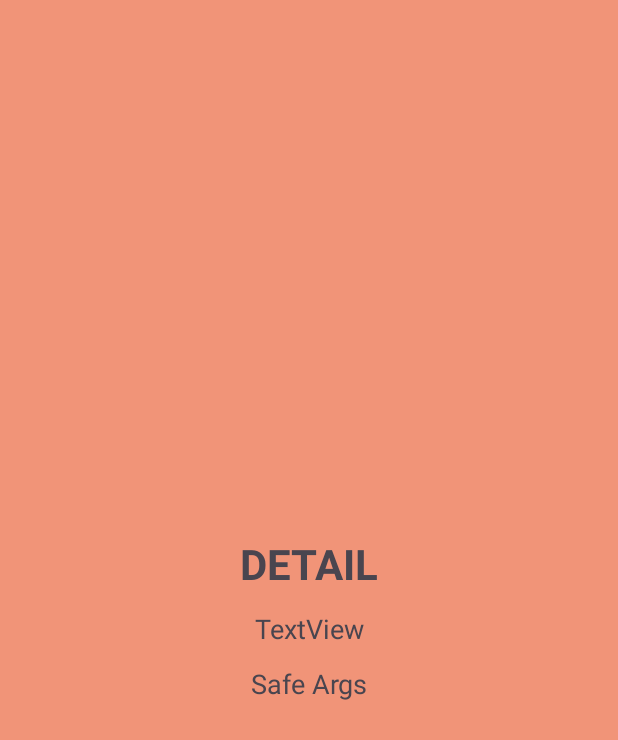
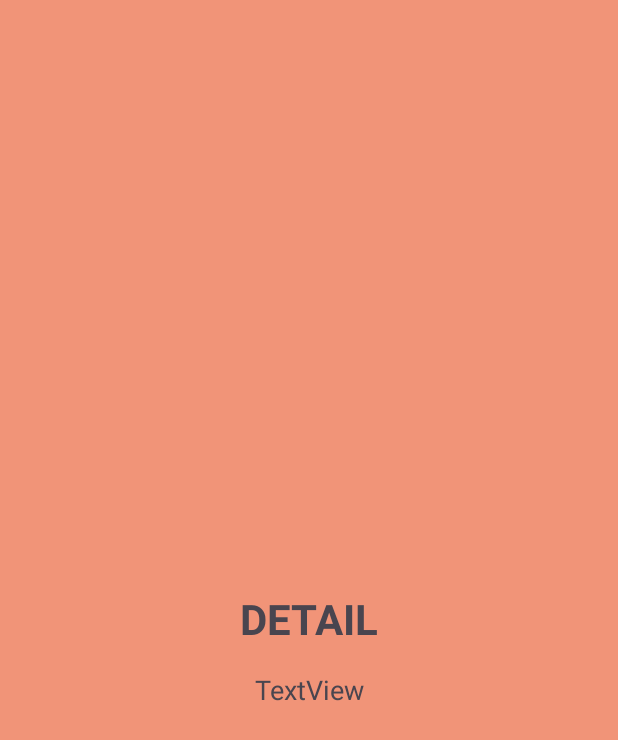
Before and after one commit to MeylfinYW/navigation, an Android app: the layout fragment_detail_profile.xml on its own in the app's theme, with its tools: preview values and no code run, on a phone screen of 412 x 824 dp. Shown: the top 740 px of the screen. Run offline under Robolectric (Android 15) with nearby library versions, the phone set to English and light mode, and no system bars.

Commit message:
mengubah isi file file dengan nama detailprofile

```diff
--- a/app/src/main/java/com/example/navigation/ProfileFragment.kt
+++ b/app/src/main/java/com/example/navigation/ProfileFragment.kt
@@ -28,8 +28,12 @@ class ProfileFragment : Fragment() {
         super.onViewCreated(view, savedInstanceState)
 
         binding!!.buttonOpen.setOnClickListener {
+            val mBundle = Bundle()
+            mBundle.putString("param1", "AMBO")
+
             findNavController().navigate(
-                R.id.action_profileFragment_to_detailProfileFragment
+                R.id.action_profileFragment_to_detailProfileFragment,
+                mBundle
             )
         }
     }
--- a/app/src/main/res/layout/fragment_detail_profile.xml
+++ b/app/src/main/res/layout/fragment_detail_profile.xml
@@ -8,40 +8,26 @@
     tools:context=".DetailProfileFragment">
 
     <TextView
-        android:id="@+id/tvDetailTitle"
+        android:id="@+id/tvDetail"
         android:layout_width="wrap_content"
         android:layout_height="wrap_content"
         android:text="DETAIL"
         android:textSize="28sp"
         android:textStyle="bold"
-        app:layout_constraintBottom_toTopOf="@id/tvParam"
+        app:layout_constraintBottom_toBottomOf="parent"
         app:layout_constraintEnd_toEndOf="parent"
         app:layout_constraintStart_toStartOf="parent"
-        app:layout_constraintTop_toTopOf="parent"
-        app:layout_constraintVertical_chainStyle="packed" />
+        app:layout_constraintTop_toTopOf="parent" />
 
     <TextView
         android:id="@+id/tvParam"
         android:layout_width="wrap_content"
         android:layout_height="wrap_content"
-        android:layout_marginTop="12dp"
+        android:layout_marginTop="16dp"
         android:text="TextView"
         android:textSize="18sp"
-        app:layout_constraintBottom_toTopOf="@id/tvParamSafeArgs"
         app:layout_constraintEnd_toEndOf="parent"
         app:layout_constraintStart_toStartOf="parent"
-        app:layout_constraintTop_toBottomOf="@id/tvDetailTitle" />
-
-    <TextView
-        android:id="@+id/tvParamSafeArgs"
-        android:layout_width="wrap_content"
-        android:layout_height="wrap_content"
-        android:layout_marginTop="12dp"
-        android:text="Safe Args"
-        android:textSize="18sp"
-        app:layout_constraintBottom_toBottomOf="parent"
-        app:layout_constraintEnd_toEndOf="parent"
-        app:layout_constraintStart_toStartOf="parent"
-        app:layout_constraintTop_toBottomOf="@id/tvParam" />
+        app:layout_constraintTop_toBottomOf="@id/tvDetail" />
 
 </androidx.constraintlayout.widget.ConstraintLayout>
```
Also changed, not shown: app/src/main/java/com/example/navigation/DetailProfileFragment.kt (+20 -35 lines).
